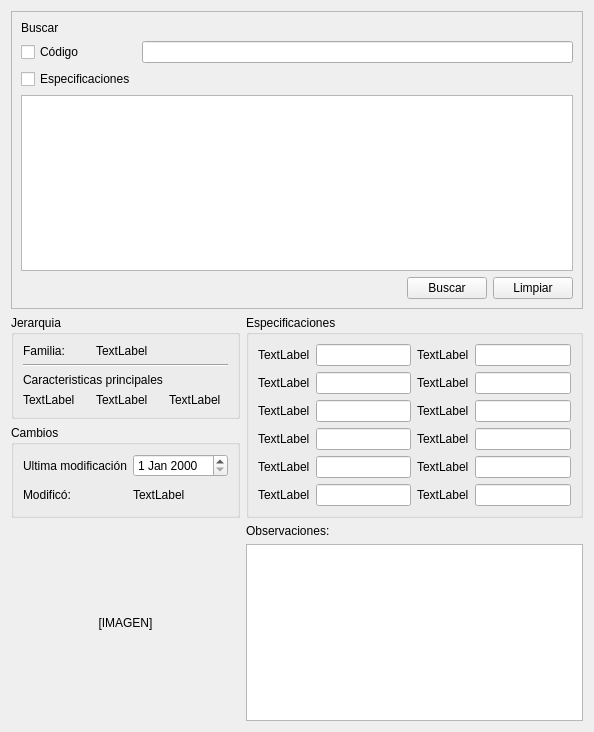
This is share/modules/library/share/librarymodule_central.ui in JulianSala/Sipred as Qt 5 draws it before an edit. The edited form follows.
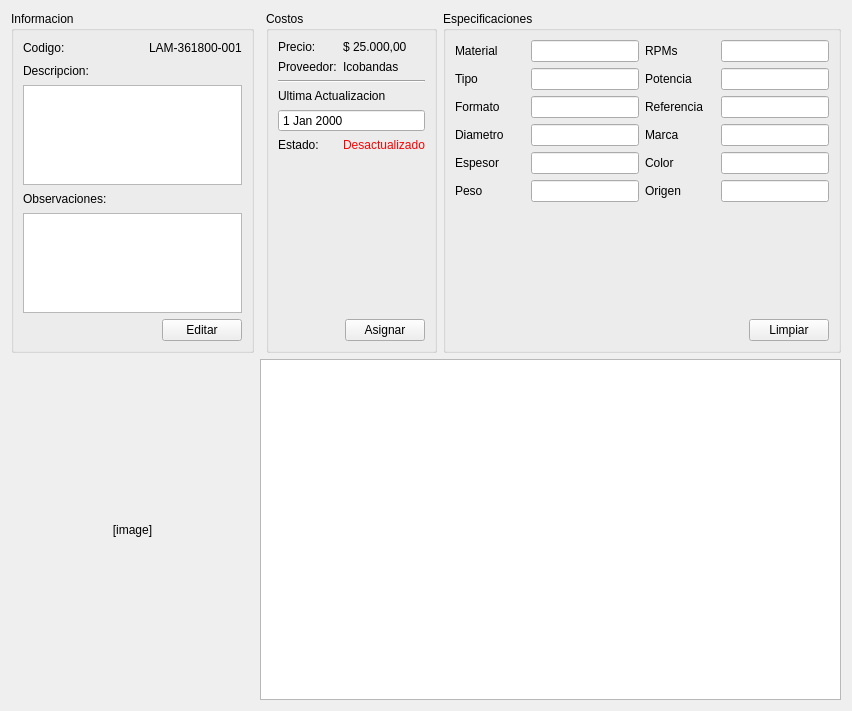
This is the edited form.

What changed in the file:
```diff
--- a/share/modules/library/share/librarymodule_central.ui
+++ b/share/modules/library/share/librarymodule_central.ui
@@ -6,168 +6,118 @@
    <rect>
     <x>0</x>
     <y>0</y>
-    <width>594</width>
-    <height>732</height>
+    <width>852</width>
+    <height>711</height>
    </rect>
   </property>
   <property name="windowTitle">
    <string>Form</string>
   </property>
-  <layout class="QGridLayout" name="gridLayout_5">
-   <item row="0" column="0" colspan="2">
-    <widget class="QFrame" name="frame">
-     <property name="frameShape">
-      <enum>QFrame::StyledPanel</enum>
-     </property>
-     <property name="frameShadow">
-      <enum>QFrame::Raised</enum>
-     </property>
-     <layout class="QGridLayout" name="gridLayout_4">
-      <item row="0" column="0">
-       <widget class="QLabel" name="label_19">
-        <property name="text">
-         <string>Buscar</string>
-        </property>
-       </widget>
-      </item>
-      <item row="1" column="0">
-       <widget class="QCheckBox" name="checkBox">
-        <property name="text">
-         <string>Código</string>
-        </property>
-       </widget>
-      </item>
-      <item row="1" column="1">
-       <widget class="QLineEdit" name="lineEdit_13"/>
-      </item>
-      <item row="2" column="0">
-       <widget class="QCheckBox" name="checkBox_2">
-        <property name="text">
-         <string>Especificaciones</string>
-        </property>
-       </widget>
-      </item>
-      <item row="3" column="0" colspan="2">
-       <widget class="QTableView" name="tableView"/>
-      </item>
-      <item row="4" column="0" colspan="2">
-       <layout class="QHBoxLayout" name="horizontalLayout_13">
-        <item>
-         <spacer name="horizontalSpacer">
-          <property name="orientation">
-           <enum>Qt::Horizontal</enum>
-          </property>
-          <property name="sizeHint" stdset="0">
-           <size>
-            <width>40</width>
-            <height>20</height>
-           </size>
-          </property>
-         </spacer>
-        </item>
-        <item>
-         <widget class="QPushButton" name="pushButton_2">
-          <property name="text">
-           <string>Buscar</string>
-          </property>
-         </widget>
-        </item>
-        <item>
-         <widget class="QPushButton" name="pushButton">
-          <property name="text">
-           <string>Limpiar</string>
-          </property>
-         </widget>
-        </item>
-       </layout>
-      </item>
-     </layout>
-    </widget>
-   </item>
-   <item row="1" column="0">
+  <layout class="QGridLayout" name="gridLayout_4">
+   <item row="0" column="3">
     <widget class="QGroupBox" name="groupBox">
-     <property name="title">
-      <string>Jerarquia</string>
+     <property name="sizePolicy">
+      <sizepolicy hsizetype="Minimum" vsizetype="Minimum">
+       <horstretch>0</horstretch>
+       <verstretch>0</verstretch>
+      </sizepolicy>
      </property>
-     <layout class="QGridLayout" name="gridLayout">
-      <item row="0" column="0">
-       <widget class="QLabel" name="label_2">
-        <property name="text">
-         <string>Familia:</string>
-        </property>
-       </widget>
-      </item>
-      <item row="2" column="0" colspan="2">
-       <widget class="QLabel" name="label_3">
-        <property name="text">
-         <string>Caracteristicas principales</string>
-        </property>
-       </widget>
-      </item>
-      <item row="3" column="0">
-       <widget class="QLabel" name="label_4">
-        <property name="text">
-         <string>TextLabel</string>
-        </property>
-       </widget>
-      </item>
-      <item row="3" column="1">
-       <widget class="QLabel" name="label_5">
-        <property name="text">
-         <string>TextLabel</string>
-        </property>
-       </widget>
-      </item>
-      <item row="3" column="2">
-       <widget class="QLabel" name="label_6">
-        <property name="text">
-         <string>TextLabel</string>
-        </property>
-       </widget>
-      </item>
-      <item row="1" column="0" colspan="3">
-       <widget class="Line" name="line">
-        <property name="orientation">
-         <enum>Qt::Horizontal</enum>
-        </property>
-       </widget>
-      </item>
-      <item row="0" column="1" colspan="2">
-       <widget class="QLabel" name="label_7">
-        <property name="text">
-         <string>TextLabel</string>
-        </property>
-       </widget>
-      </item>
-     </layout>
-    </widget>
-   </item>
-   <item row="1" column="1" rowspan="2">
-    <widget class="QGroupBox" name="groupBox_3">
      <property name="title">
       <string>Especificaciones</string>
      </property>
-     <layout class="QGridLayout" name="gridLayout_3">
-      <item row="0" column="0">
-       <layout class="QHBoxLayout" name="horizontalLayout">
-        <item>
-         <widget class="QLabel" name="label_12">
-          <property name="text">
-           <string>TextLabel</string>
-          </property>
-         </widget>
-        </item>
-        <item>
-         <widget class="QLineEdit" name="lineEdit"/>
-        </item>
-       </layout>
-      </item>
-      <item row="0" column="1">
+     <layout class="QGridLayout" name="gridLayout">
+      <item row="4" column="0">
        <layout class="QHBoxLayout" name="horizontalLayout_6">
         <item>
-         <widget class="QLabel" name="label_17">
+         <widget class="QLabel" name="label_6">
+          <property name="minimumSize">
+           <size>
+            <width>70</width>
+            <height>0</height>
+           </size>
+          </property>
           <property name="text">
-           <string>TextLabel</string>
+           <string>Espesor</string>
+          </property>
+         </widget>
+        </item>
+        <item>
+         <widget class="QLineEdit" name="lineEdit_5"/>
+        </item>
+       </layout>
+      </item>
+      <item row="4" column="1">
+       <layout class="QHBoxLayout" name="horizontalLayout_9">
+        <item>
+         <widget class="QLabel" name="label_10">
+          <property name="minimumSize">
+           <size>
+            <width>70</width>
+            <height>0</height>
+           </size>
+          </property>
+          <property name="text">
+           <string>Color</string>
+          </property>
+         </widget>
+        </item>
+        <item>
+         <widget class="QLineEdit" name="lineEdit_9"/>
+        </item>
+       </layout>
+      </item>
+      <item row="5" column="1">
+       <layout class="QHBoxLayout" name="horizontalLayout_8">
+        <item>
+         <widget class="QLabel" name="label_11">
+          <property name="minimumSize">
+           <size>
+            <width>70</width>
+            <height>0</height>
+           </size>
+          </property>
+          <property name="text">
+           <string>Origen</string>
+          </property>
+         </widget>
+        </item>
+        <item>
+         <widget class="QLineEdit" name="lineEdit_8"/>
+        </item>
+       </layout>
+      </item>
+      <item row="3" column="1">
+       <layout class="QHBoxLayout" name="horizontalLayout_10">
+        <item>
+         <widget class="QLabel" name="label_8">
+          <property name="minimumSize">
+           <size>
+            <width>70</width>
+            <height>0</height>
+           </size>
+          </property>
+          <property name="text">
+           <string>Marca</string>
+          </property>
+         </widget>
+        </item>
+        <item>
+         <widget class="QLineEdit" name="lineEdit_12"/>
+        </item>
+       </layout>
+      </item>
+      <item row="5" column="0">
+       <layout class="QHBoxLayout" name="horizontalLayout_7">
+        <item>
+         <widget class="QLabel" name="label_7">
+          <property name="minimumSize">
+           <size>
+            <width>70</width>
+            <height>0</height>
+           </size>
+          </property>
+          <property name="text">
+           <string>Peso</string>
           </property>
          </widget>
         </item>
@@ -176,12 +126,18 @@
         </item>
        </layout>
       </item>
-      <item row="1" column="0">
+      <item row="0" column="0">
        <layout class="QHBoxLayout" name="horizontalLayout_2">
         <item>
-         <widget class="QLabel" name="label_13">
+         <widget class="QLabel" name="label_2">
+          <property name="minimumSize">
+           <size>
+            <width>70</width>
+            <height>0</height>
+           </size>
+          </property>
           <property name="text">
-           <string>TextLabel</string>
+           <string>Material</string>
           </property>
          </widget>
         </item>
@@ -191,11 +147,17 @@
        </layout>
       </item>
       <item row="1" column="1">
-       <layout class="QHBoxLayout" name="horizontalLayout_7">
+       <layout class="QHBoxLayout" name="horizontalLayout_12">
         <item>
-         <widget class="QLabel" name="label_18">
+         <widget class="QLabel" name="label_9">
+          <property name="minimumSize">
+           <size>
+            <width>70</width>
+            <height>0</height>
+           </size>
+          </property>
           <property name="text">
-           <string>TextLabel</string>
+           <string>Potencia</string>
           </property>
          </widget>
         </item>
@@ -204,158 +166,243 @@
         </item>
        </layout>
       </item>
-      <item row="2" column="0">
-       <layout class="QHBoxLayout" name="horizontalLayout_3">
+      <item row="0" column="1">
+       <layout class="QHBoxLayout" name="horizontalLayout_13">
         <item>
-         <widget class="QLabel" name="label_14">
+         <widget class="QLabel" name="label_13">
+          <property name="minimumSize">
+           <size>
+            <width>70</width>
+            <height>0</height>
+           </size>
+          </property>
           <property name="text">
-           <string>TextLabel</string>
+           <string>RPMs</string>
           </property>
          </widget>
         </item>
         <item>
-         <widget class="QLineEdit" name="lineEdit_3"/>
+         <widget class="QLineEdit" name="lineEdit_11"/>
         </item>
        </layout>
       </item>
       <item row="2" column="1">
-       <layout class="QHBoxLayout" name="horizontalLayout_8">
+       <layout class="QHBoxLayout" name="horizontalLayout_11">
         <item>
-         <widget class="QLabel" name="label_24">
+         <widget class="QLabel" name="label_12">
+          <property name="minimumSize">
+           <size>
+            <width>70</width>
+            <height>0</height>
+           </size>
+          </property>
           <property name="text">
-           <string>TextLabel</string>
+           <string>Referencia</string>
           </property>
          </widget>
         </item>
         <item>
-         <widget class="QLineEdit" name="lineEdit_8"/>
+         <widget class="QLineEdit" name="lineEdit_10"/>
         </item>
        </layout>
       </item>
-      <item row="3" column="0">
+      <item row="2" column="0">
        <layout class="QHBoxLayout" name="horizontalLayout_4">
         <item>
-         <widget class="QLabel" name="label_15">
+         <widget class="QLabel" name="label_4">
+          <property name="minimumSize">
+           <size>
+            <width>70</width>
+            <height>0</height>
+           </size>
+          </property>
           <property name="text">
-           <string>TextLabel</string>
+           <string>Formato</string>
           </property>
          </widget>
         </item>
         <item>
-         <widget class="QLineEdit" name="lineEdit_4"/>
+         <widget class="QLineEdit" name="lineEdit_3"/>
         </item>
        </layout>
       </item>
-      <item row="3" column="1">
-       <layout class="QHBoxLayout" name="horizontalLayout_9">
+      <item row="1" column="0">
+       <layout class="QHBoxLayout" name="horizontalLayout_3">
         <item>
-         <widget class="QLabel" name="label_25">
+         <widget class="QLabel" name="label_3">
+          <property name="minimumSize">
+           <size>
+            <width>70</width>
+            <height>0</height>
+           </size>
+          </property>
           <property name="text">
-           <string>TextLabel</string>
+           <string>Tipo</string>
           </property>
          </widget>
         </item>
         <item>
-         <widget class="QLineEdit" name="lineEdit_9"/>
+         <widget class="QLineEdit" name="typeLineEdit"/>
         </item>
        </layout>
       </item>
-      <item row="4" column="0">
+      <item row="7" column="0" colspan="2">
+       <layout class="QHBoxLayout" name="horizontalLayout">
+        <item>
+         <spacer name="horizontalSpacer">
+          <property name="orientation">
+           <enum>Qt::Horizontal</enum>
+          </property>
+          <property name="sizeHint" stdset="0">
+           <size>
+            <width>40</width>
+            <height>20</height>
+           </size>
+          </property>
+         </spacer>
+        </item>
+        <item>
+         <widget class="QPushButton" name="pushButton">
+          <property name="text">
+           <string>Limpiar</string>
+          </property>
+         </widget>
+        </item>
+       </layout>
+      </item>
+      <item row="3" column="0">
        <layout class="QHBoxLayout" name="horizontalLayout_5">
         <item>
-         <widget class="QLabel" name="label_16">
-          <property name="text">
-           <string>TextLabel</string>
+         <widget class="QLabel" name="label_5">
+          <property name="minimumSize">
+           <size>
+            <width>70</width>
+            <height>0</height>
+           </size>
           </property>
-         </widget>
-        </item>
-        <item>
-         <widget class="QLineEdit" name="lineEdit_5"/>
-        </item>
-       </layout>
-      </item>
-      <item row="4" column="1">
-       <layout class="QHBoxLayout" name="horizontalLayout_10">
-        <item>
-         <widget class="QLabel" name="label_26">
           <property name="text">
-           <string>TextLabel</string>
+           <string>Diametro</string>
           </property>
          </widget>
         </item>
         <item>
-         <widget class="QLineEdit" name="lineEdit_10"/>
+         <widget class="QLineEdit" name="lineEdit_4"/>
         </item>
        </layout>
       </item>
-      <item row="5" column="0">
-       <layout class="QHBoxLayout" name="horizontalLayout_11">
-        <item>
-         <widget class="QLabel" name="label_27">
-          <property name="text">
-           <string>TextLabel</string>
-          </property>
-         </widget>
-        </item>
-        <item>
-         <widget class="QLineEdit" name="lineEdit_11"/>
-        </item>
-       </layout>
-      </item>
-      <item row="5" column="1">
-       <layout class="QHBoxLayout" name="horizontalLayout_12">
-        <item>
-         <widget class="QLabel" name="label_28">
-          <property name="text">
-           <string>TextLabel</string>
-          </property>
-         </widget>
-        </item>
-        <item>
-         <widget class="QLineEdit" name="lineEdit_12"/>
-        </item>
-       </layout>
+      <item row="6" column="0" colspan="2">
+       <spacer name="verticalSpacer_2">
+        <property name="orientation">
+         <enum>Qt::Vertical</enum>
+        </property>
+        <property name="sizeHint" stdset="0">
+         <size>
+          <width>20</width>
+          <height>40</height>
+         </size>
+        </property>
+       </spacer>
       </item>
      </layout>
     </widget>
    </item>
-   <item row="2" column="0">
+   <item row="0" column="0">
     <widget class="QGroupBox" name="groupBox_2">
+     <property name="sizePolicy">
+      <sizepolicy hsizetype="Preferred" vsizetype="Preferred">
+       <horstretch>0</horstretch>
+       <verstretch>0</verstretch>
+      </sizepolicy>
+     </property>
      <property name="title">
-      <string>Cambios</string>
+      <string>Informacion</string>
      </property>
      <layout class="QGridLayout" name="gridLayout_2">
       <item row="0" column="0">
-       <widget class="QLabel" name="label_8">
+       <widget class="QLabel" name="label_15">
         <property name="text">
-         <string>Ultima modificación</string>
+         <string>Codigo:</string>
         </property>
        </widget>
       </item>
-      <item row="0" column="1">
-       <widget class="QDateEdit" name="dateEdit"/>
+      <item row="0" column="2">
+       <widget class="QLabel" name="label_16">
+        <property name="text">
+         <string>LAM-361800-001</string>
+        </property>
+       </widget>
       </item>
       <item row="1" column="0">
-       <widget class="QLabel" name="label_9">
+       <widget class="QLabel" name="label_17">
         <property name="text">
-         <string>Modificó:</string>
+         <string>Descripcion:</string>
         </property>
        </widget>
       </item>
-      <item row="1" column="1">
-       <widget class="QLabel" name="label_10">
+      <item row="2" column="0" colspan="3">
+       <widget class="QTextEdit" name="textEdit_2">
+        <property name="maximumSize">
+         <size>
+          <width>16777215</width>
+          <height>100</height>
+         </size>
+        </property>
+       </widget>
+      </item>
+      <item row="3" column="0" colspan="2">
+       <widget class="QLabel" name="label_14">
         <property name="text">
-         <string>TextLabel</string>
+         <string>Observaciones:</string>
         </property>
        </widget>
       </item>
+      <item row="4" column="0" colspan="3">
+       <widget class="QTextEdit" name="textEdit">
+        <property name="maximumSize">
+         <size>
+          <width>16777215</width>
+          <height>100</height>
+         </size>
+        </property>
+       </widget>
+      </item>
+      <item row="5" column="1" colspan="2">
+       <layout class="QHBoxLayout" name="horizontalLayout_15">
+        <item>
+         <spacer name="horizontalSpacer_3">
+          <property name="orientation">
+           <enum>Qt::Horizontal</enum>
+          </property>
+          <property name="sizeHint" stdset="0">
+           <size>
+            <width>40</width>
+            <height>20</height>
+           </size>
+          </property>
+         </spacer>
+        </item>
+        <item>
+         <widget class="QPushButton" name="pushButton_3">
+          <property name="text">
+           <string>Editar</string>
+          </property>
+         </widget>
+        </item>
+       </layout>
+      </item>
      </layout>
     </widget>
    </item>
-   <item row="3" column="0">
-    <widget class="QLabel" name="label_11">
+   <item row="1" column="0">
+    <widget class="QLabel" name="label">
+     <property name="sizePolicy">
+      <sizepolicy hsizetype="Expanding" vsizetype="Expanding">
+       <horstretch>0</horstretch>
+       <verstretch>0</verstretch>
+      </sizepolicy>
+     </property>
      <property name="text">
-      <string>[IMAGEN]</string>
+      <string>[image]</string>
      </property>
      <property name="scaledContents">
       <bool>true</bool>
@@ -365,19 +412,136 @@
      </property>
     </widget>
    </item>
-   <item row="3" column="1">
-    <layout class="QVBoxLayout" name="verticalLayout">
-     <item>
-      <widget class="QLabel" name="label">
-       <property name="text">
-        <string>Observaciones:</string>
-       </property>
-      </widget>
-     </item>
-     <item>
-      <widget class="QPlainTextEdit" name="plainTextEdit"/>
-     </item>
-    </layout>
+   <item row="1" column="1" colspan="3">
+    <widget class="QTableView" name="tableView">
+     <property name="sizePolicy">
+      <sizepolicy hsizetype="Expanding" vsizetype="Minimum">
+       <horstretch>0</horstretch>
+       <verstretch>0</verstretch>
+      </sizepolicy>
+     </property>
+    </widget>
+   </item>
+   <item row="0" column="2">
+    <widget class="QGroupBox" name="groupBox_3">
+     <property name="sizePolicy">
+      <sizepolicy hsizetype="Minimum" vsizetype="Minimum">
+       <horstretch>0</horstretch>
+       <verstretch>0</verstretch>
+      </sizepolicy>
+     </property>
+     <property name="title">
+      <string>Costos</string>
+     </property>
+     <layout class="QGridLayout" name="gridLayout_3">
+      <item row="4" column="0" colspan="2">
+       <widget class="QDateEdit" name="dateEdit">
+        <property name="frame">
+         <bool>true</bool>
+        </property>
+        <property name="readOnly">
+         <bool>true</bool>
+        </property>
+        <property name="buttonSymbols">
+         <enum>QAbstractSpinBox::NoButtons</enum>
+        </property>
+       </widget>
+      </item>
+      <item row="3" column="0" colspan="2">
+       <widget class="QLabel" name="label_20">
+        <property name="text">
+         <string>Ultima Actualizacion</string>
+        </property>
+       </widget>
+      </item>
+      <item row="1" column="0">
+       <widget class="QLabel" name="label_19">
+        <property name="text">
+         <string>Proveedor:</string>
+        </property>
+       </widget>
+      </item>
+      <item row="2" column="0" colspan="2">
+       <widget class="Line" name="line">
+        <property name="orientation">
+         <enum>Qt::Horizontal</enum>
+        </property>
+       </widget>
+      </item>
+      <item row="5" column="1">
+       <widget class="QLabel" name="label_22">
+        <property name="text">
+         <string>&lt;html&gt;&lt;head/&gt;&lt;body&gt;&lt;p&gt;&lt;span style=&quot; color:#ff0000;&quot;&gt;Desactualizado&lt;/span&gt;&lt;/p&gt;&lt;/body&gt;&lt;/html&gt;</string>
+        </property>
+       </widget>
+      </item>
+      <item row="1" column="1">
+       <widget class="QLabel" name="label_24">
+        <property name="text">
+         <string>Icobandas</string>
+        </property>
+       </widget>
+      </item>
+      <item row="7" column="0" colspan="2">
+       <layout class="QHBoxLayout" name="horizontalLayout_14">
+        <item>
+         <spacer name="horizontalSpacer_2">
+          <property name="orientation">
+           <enum>Qt::Horizontal</enum>
+          </property>
+          <property name="sizeHint" stdset="0">
+           <size>
+            <width>40</width>
+            <height>20</height>
+           </size>
+          </property>
+         </spacer>
+        </item>
+        <item>
+         <widget class="QPushButton" name="pushButton_2">
+          <property name="text">
+           <string>Asignar</string>
+          </property>
+         </widget>
+        </item>
+       </layout>
+      </item>
+      <item row="5" column="0">
+       <widget class="QLabel" name="label_21">
+        <property name="text">
+         <string>Estado:</string>
+        </property>
+       </widget>
+      </item>
+      <item row="0" column="0">
+       <widget class="QLabel" name="label_18">
+        <property name="text">
+         <string>Precio:</string>
+        </property>
+       </widget>
+      </item>
+      <item row="0" column="1">
+       <widget class="QLabel" name="label_23">
+        <property name="text">
+         <string>$ 25.000,00</string>
+        </property>
+       </widget>
+      </item>
+      <item row="6" column="0" colspan="2">
+       <spacer name="verticalSpacer">
+        <property name="orientation">
+         <enum>Qt::Vertical</enum>
+        </property>
+        <property name="sizeHint" stdset="0">
+         <size>
+          <width>20</width>
+          <height>40</height>
+         </size>
+        </property>
+       </spacer>
+      </item>
+     </layout>
+    </widget>
    </item>
   </layout>
  </widget>
```
Left out of the diff: 2 changed lines with no effect on the pictures.
